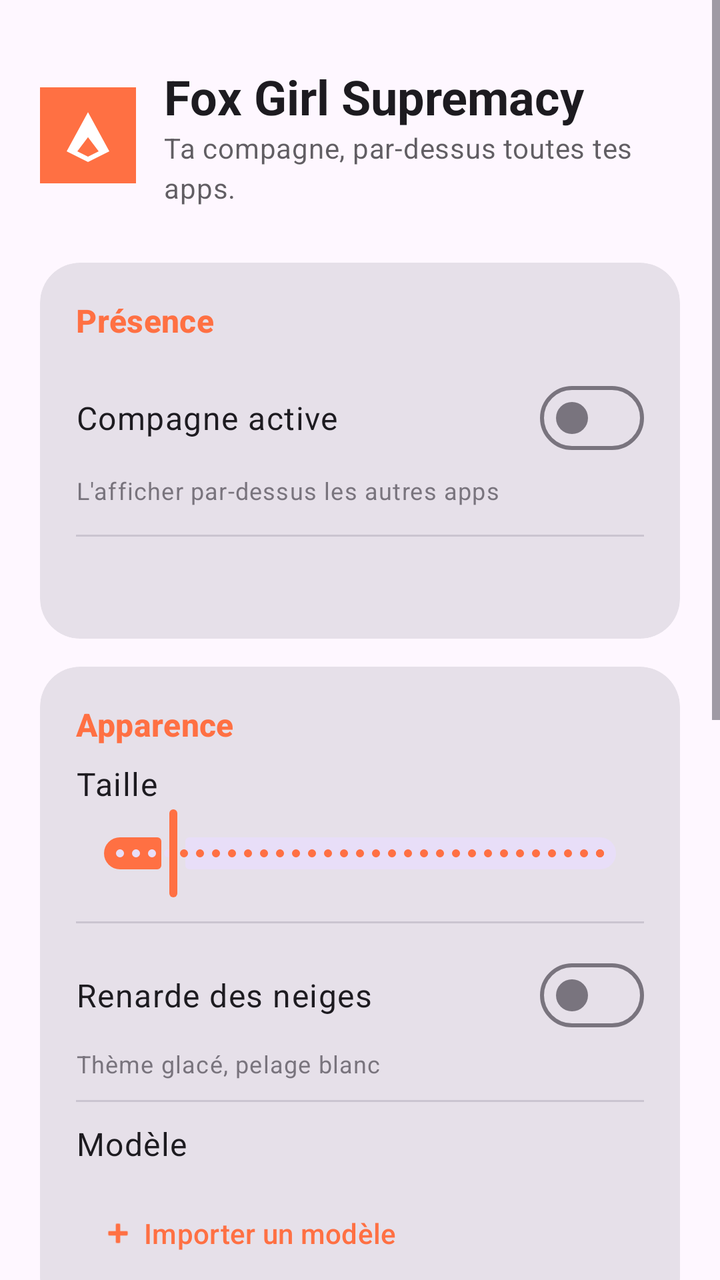
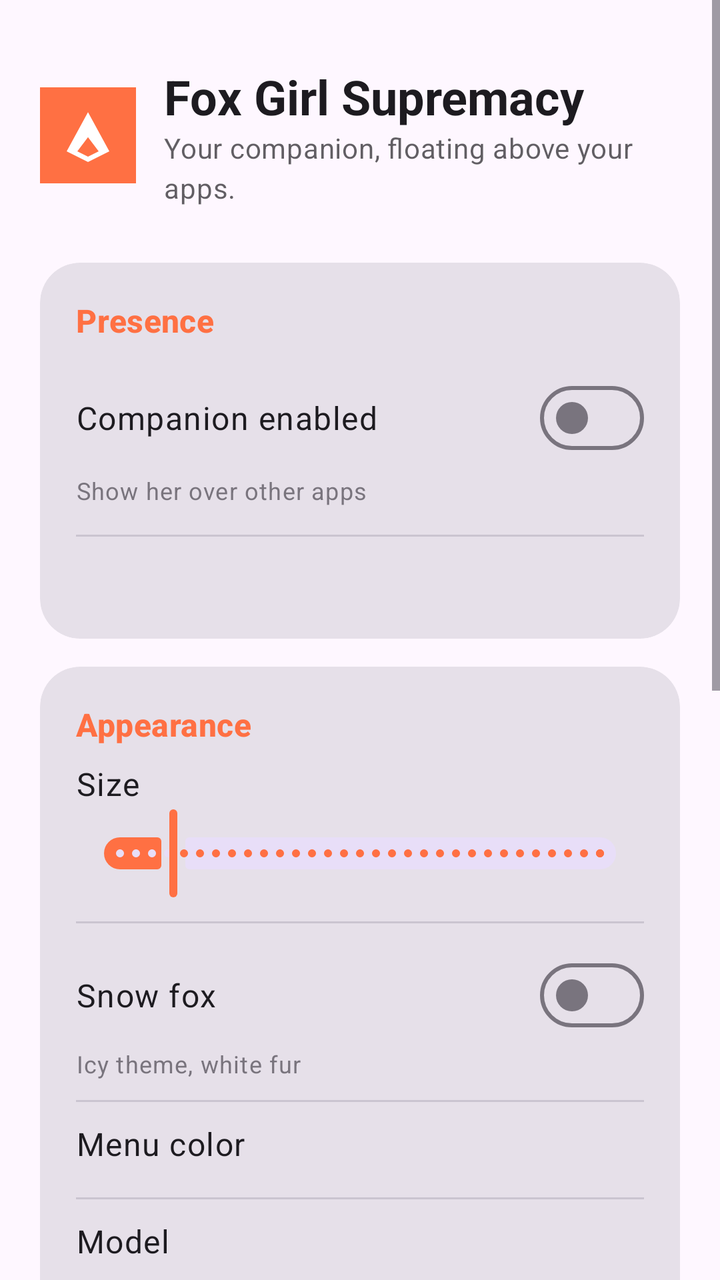

An Android layout rendered at two revisions. The XML below is the earlier revision; the diff shows what the commit changed to produce the second picture.
<!-- AndroidManifest.xml: application theme Theme.FoxGirlSupremacy -->
<!-- res/layout/activity_main.xml -->
<?xml version="1.0" encoding="utf-8"?>
<ScrollView xmlns:android="http://schemas.android.com/apk/res/android"
    xmlns:app="http://schemas.android.com/apk/res-auto"
    android:id="@+id/root_scroll"
    android:layout_width="match_parent"
    android:layout_height="match_parent"
    android:clipToPadding="false"
    android:fillViewport="true">

    <LinearLayout
        android:layout_width="match_parent"
        android:layout_height="wrap_content"
        android:orientation="vertical"
        android:padding="20dp">

        
        <LinearLayout
            android:layout_width="match_parent"
            android:layout_height="wrap_content"
            android:gravity="center_vertical"
            android:orientation="horizontal"
            android:paddingVertical="12dp">

            <ImageView
                android:layout_width="48dp"
                android:layout_height="48dp"
                android:src="@drawable/ic_companion"
                android:contentDescription="@string/app_name" />

            <LinearLayout
                android:layout_width="0dp"
                android:layout_height="wrap_content"
                android:layout_marginStart="14dp"
                android:layout_weight="1"
                android:orientation="vertical">

                <TextView
                    android:layout_width="wrap_content"
                    android:layout_height="wrap_content"
                    android:text="@string/app_name"
                    android:textAppearance="?attr/textAppearanceHeadlineSmall"
                    android:textStyle="bold" />

                <TextView
                    android:layout_width="wrap_content"
                    android:layout_height="wrap_content"
                    android:text="@string/header_subtitle"
                    android:textAppearance="?attr/textAppearanceBodyMedium"
                    android:alpha="0.7" />
            </LinearLayout>
        </LinearLayout>

        
        <com.google.android.material.card.MaterialCardView
            style="@style/Widget.Material3.CardView.Filled"
            android:layout_width="match_parent"
            android:layout_height="wrap_content"
            android:layout_marginTop="16dp"
            app:cardCornerRadius="20dp">

            <LinearLayout
                android:layout_width="match_parent"
                android:layout_height="wrap_content"
                android:orientation="vertical"
                android:padding="18dp">

                <TextView
                    android:layout_width="wrap_content"
                    android:layout_height="wrap_content"
                    android:text="@string/card_state_title"
                    android:textAppearance="?attr/textAppearanceTitleMedium"
                    android:textColor="?attr/colorPrimary"
                    android:textStyle="bold" />

                <com.google.android.material.materialswitch.MaterialSwitch
                    android:id="@+id/switch_companion"
                    android:layout_width="match_parent"
                    android:layout_height="wrap_content"
                    android:layout_marginTop="10dp"
                    android:minHeight="56dp"
                    android:text="@string/switch_companion"
                    android:textAppearance="?attr/textAppearanceBodyLarge" />

                <TextView
                    android:layout_width="wrap_content"
                    android:layout_height="wrap_content"
                    android:text="@string/switch_companion_sub"
                    android:textAppearance="?attr/textAppearanceBodySmall"
                    android:alpha="0.7" />

                <View
                    android:layout_width="match_parent"
                    android:layout_height="1dp"
                    android:layout_marginVertical="14dp"
                    android:background="?attr/colorOutlineVariant" />

                <TextView
                    android:id="@+id/text_permissions"
                    android:layout_width="wrap_content"
                    android:layout_height="wrap_content"
                    android:lineSpacingExtra="4dp"
                    android:textAppearance="?attr/textAppearanceBodyMedium" />

                <com.google.android.material.button.MaterialButton
                    android:id="@+id/button_grant"
                    style="@style/Widget.Material3.Button.TonalButton"
                    android:layout_width="match_parent"
                    android:layout_height="wrap_content"
                    android:layout_marginTop="12dp"
                    android:text="@string/perm_overlay"
                    android:visibility="gone" />
            </LinearLayout>
        </com.google.android.material.card.MaterialCardView>

        
        <com.google.android.material.card.MaterialCardView
            style="@style/Widget.Material3.CardView.Filled"
            android:layout_width="match_parent"
            android:layout_height="wrap_content"
            android:layout_marginTop="14dp"
            app:cardCornerRadius="20dp">

            <LinearLayout
                android:layout_width="match_parent"
                android:layout_height="wrap_content"
                android:orientation="vertical"
                android:padding="18dp">

                <TextView
                    android:layout_width="wrap_content"
                    android:layout_height="wrap_content"
                    android:text="@string/card_appearance_title"
                    android:textAppearance="?attr/textAppearanceTitleMedium"
                    android:textColor="?attr/colorPrimary"
                    android:textStyle="bold" />

                <LinearLayout
                    android:layout_width="match_parent"
                    android:layout_height="wrap_content"
                    android:layout_marginTop="8dp"
                    android:orientation="horizontal">

                    <TextView
                        android:layout_width="0dp"
                        android:layout_height="wrap_content"
                        android:layout_weight="1"
                        android:text="@string/label_size"
                        android:textAppearance="?attr/textAppearanceBodyLarge" />

                    <TextView
                        android:id="@+id/text_size_value"
                        android:layout_width="wrap_content"
                        android:layout_height="wrap_content"
                        android:textAppearance="?attr/textAppearanceBodyLarge"
                        android:textColor="?attr/colorPrimary"
                        android:textStyle="bold" />
                </LinearLayout>

                <com.google.android.material.slider.Slider
                    android:id="@+id/slider_size"
                    android:layout_width="match_parent"
                    android:layout_height="wrap_content"
                    android:stepSize="0.1"
                    android:value="1.0"
                    android:valueFrom="0.5"
                    android:valueTo="5.0" />

                <View
                    android:layout_width="match_parent"
                    android:layout_height="1dp"
                    android:layout_marginVertical="10dp"
                    android:background="?attr/colorOutlineVariant" />

                <com.google.android.material.materialswitch.MaterialSwitch
                    android:id="@+id/switch_snow"
                    android:layout_width="match_parent"
                    android:layout_height="wrap_content"
                    android:minHeight="52dp"
                    android:text="@string/switch_snow"
                    android:textAppearance="?attr/textAppearanceBodyLarge" />

                <TextView
                    android:layout_width="wrap_content"
                    android:layout_height="wrap_content"
                    android:text="@string/switch_snow_sub"
                    android:textAppearance="?attr/textAppearanceBodySmall"
                    android:alpha="0.7" />

                <View
                    android:layout_width="match_parent"
                    android:layout_height="1dp"
                    android:layout_marginVertical="10dp"
                    android:background="?attr/colorOutlineVariant" />

                <TextView
                    android:layout_width="wrap_content"
                    android:layout_height="wrap_content"
                    android:text="@string/label_model"
                    android:textAppearance="?attr/textAppearanceBodyLarge" />

                <com.google.android.material.chip.ChipGroup
                    android:id="@+id/model_group"
                    android:layout_width="match_parent"
                    android:layout_height="wrap_content"
                    android:layout_marginTop="6dp"
                    app:selectionRequired="true"
                    app:singleSelection="true" />

                <LinearLayout
                    android:layout_width="match_parent"
                    android:layout_height="wrap_content"
                    android:orientation="horizontal">

                    <com.google.android.material.button.MaterialButton
                        android:id="@+id/button_import"
                        style="@style/Widget.Material3.Button.TextButton.Icon"
                        android:layout_width="wrap_content"
                        android:layout_height="wrap_content"
                        android:layout_marginTop="4dp"
                        android:text="@string/import_model"
                        app:icon="@android:drawable/ic_input_add" />
                </LinearLayout>
            </LinearLayout>
        </com.google.android.material.card.MaterialCardView>

        
        <com.google.android.material.card.MaterialCardView
            style="@style/Widget.Material3.CardView.Filled"
            android:layout_width="match_parent"
            android:layout_height="wrap_content"
            android:layout_marginTop="14dp"
            android:layout_marginBottom="8dp"
            app:cardCornerRadius="20dp">

            <LinearLayout
                android:layout_width="match_parent"
                android:layout_height="wrap_content"
                android:orientation="vertical"
                android:padding="18dp">

                <TextView
                    android:layout_width="wrap_content"
                    android:layout_height="wrap_content"
                    android:text="@string/card_behavior_title"
                    android:textAppearance="?attr/textAppearanceTitleMedium"
                    android:textColor="?attr/colorPrimary"
                    android:textStyle="bold" />

                <com.google.android.material.materialswitch.MaterialSwitch
                    android:id="@+id/switch_reactions"
                    android:layout_width="match_parent"
                    android:layout_height="wrap_content"
                    android:layout_marginTop="10dp"
                    android:minHeight="52dp"
                    android:text="@string/switch_reactions"
                    android:textAppearance="?attr/textAppearanceBodyLarge" />

                <TextView
                    android:layout_width="wrap_content"
                    android:layout_height="wrap_content"
                    android:text="@string/switch_reactions_sub"
                    android:textAppearance="?attr/textAppearanceBodySmall"
                    android:alpha="0.7" />

                <com.google.android.material.materialswitch.MaterialSwitch
                    android:id="@+id/switch_face_tracking"
                    android:layout_width="match_parent"
                    android:layout_height="wrap_content"
                    android:layout_marginTop="14dp"
                    android:minHeight="52dp"
                    android:text="@string/switch_face_tracking"
                    android:textAppearance="?attr/textAppearanceBodyLarge" />

                <TextView
                    android:layout_width="wrap_content"
                    android:layout_height="wrap_content"
                    android:text="@string/switch_face_tracking_sub"
                    android:textAppearance="?attr/textAppearanceBodySmall"
                    android:alpha="0.7" />

                <com.google.android.material.materialswitch.MaterialSwitch
                    android:id="@+id/switch_wander"
                    android:layout_width="match_parent"
                    android:layout_height="wrap_content"
                    android:layout_marginTop="14dp"
                    android:minHeight="52dp"
                    android:text="@string/switch_wander"
                    android:textAppearance="?attr/textAppearanceBodyLarge" />

                <TextView
                    android:layout_width="wrap_content"
                    android:layout_height="wrap_content"
                    android:text="@string/switch_wander_sub"
                    android:textAppearance="?attr/textAppearanceBodySmall"
                    android:alpha="0.7" />
            </LinearLayout>
        </com.google.android.material.card.MaterialCardView>

        
        <com.google.android.material.card.MaterialCardView
            style="@style/Widget.Material3.CardView.Filled"
            android:layout_width="match_parent"
            android:layout_height="wrap_content"
            android:layout_marginTop="14dp"
            android:layout_marginBottom="8dp"
            app:cardCornerRadius="20dp">

            <LinearLayout
                android:layout_width="match_parent"
                android:layout_height="wrap_content"
                android:orientation="vertical"
                android:padding="18dp">

                <TextView
                    android:layout_width="wrap_content"
                    android:layout_height="wrap_content"
                    android:text="@string/card_anim_title"
                    android:textAppearance="?attr/textAppearanceTitleMedium"
                    android:textColor="?attr/colorPrimary"
                    android:textStyle="bold" />

                <TextView
                    android:layout_width="wrap_content"
                    android:layout_height="wrap_content"
                    android:text="@string/anim_card_hint"
                    android:textAppearance="?attr/textAppearanceBodySmall"
                    android:alpha="0.7" />

                <LinearLayout
                    android:id="@+id/anim_container"
                    android:layout_width="match_parent"
                    android:layout_height="wrap_content"
                    android:layout_marginTop="8dp"
                    android:orientation="vertical" />
            </LinearLayout>
        </com.google.android.material.card.MaterialCardView>

    </LinearLayout>
</ScrollView>
<!-- resources referenced by this layout -->
<resources>
  <!-- drawable ic_companion (drawable) -->
  <vector xmlns:android="http://schemas.android.com/apk/res/android"
      android:width="108dp"
      android:height="108dp"
      android:viewportWidth="108"
      android:viewportHeight="108">
      <path
          android:fillColor="#FF7043"
          android:pathData="M0,0h108v108h-108z" />
      
      <path
          android:fillColor="#FFFFFF"
          android:pathData="M54,28 L78,72 L54,84 L30,72 Z" />
      <path
          android:fillColor="#FF7043"
          android:pathData="M54,56 L66,72 L54,78 L42,72 Z" />
  </vector>
  <string name="anim_card_hint">Touche le nom pour voir l\'anim ; assigne-la à une action (poids = fréquence).</string>
  <string name="app_name">Fox Girl Supremacy</string>
  <string name="card_anim_title">Animations</string>
  <string name="card_appearance_title">Apparence</string>
  <string name="card_behavior_title">Comportement</string>
  <string name="card_state_title">Présence</string>
  <string name="header_subtitle">Ta compagne, par-dessus toutes tes apps.</string>
  <string name="import_model">Importer un modèle</string>
  <string name="label_model">Modèle</string>
  <string name="label_size">Taille</string>
  <string name="perm_overlay">Affichage par-dessus les apps</string>
  <string name="switch_companion">Compagne active</string>
  <string name="switch_companion_sub">L\'afficher par-dessus les autres apps</string>
  <string name="switch_face_tracking">Face tracking</string>
  <string name="switch_face_tracking_sub">La compagne suit les mouvements de ta tête et tes yeux (caméra frontale)</string>
  <string name="switch_reactions">Réactions au toucher</string>
  <string name="switch_reactions_sub">Elle réagit quand on la touche</string>
  <string name="switch_snow">Renarde des neiges</string>
  <string name="switch_snow_sub">Thème glacé, pelage blanc</string>
  <string name="switch_wander">Déambulation</string>
  <string name="switch_wander_sub">Elle se balade en bas de l\'écran</string>
  <style name="Theme.FoxGirlSupremacy" parent="Theme.Material3.DayNight.NoActionBar">
          <item name="colorPrimary">@color/fox_orange</item>
          <item name="colorOnPrimary">@color/white</item>
          <item name="colorPrimaryContainer">@color/fox_cream</item>
          <item name="colorOnPrimaryContainer">@color/fox_orange_dark</item>
          <item name="colorSecondary">@color/fox_pink</item>
          <item name="colorOnSecondary">@color/white</item>
      </style>
  <color name="fox_orange">#FF7043</color>
  <color name="white">#FFFFFF</color>
  <color name="fox_cream">#FFF3E0</color>
  <color name="fox_orange_dark">#E64A19</color>
  <color name="fox_pink">#EC407A</color>
</resources>

<!-- the commit's change to res/layout/activity_main.xml (unified diff, before → after) -->
@@ -185,6 +185,25 @@
                     android:text="@string/switch_snow_sub"
                     android:textAppearance="?attr/textAppearanceBodySmall"
                     android:alpha="0.7" />
+
+                <View
+                    android:layout_width="match_parent"
+                    android:layout_height="1dp"
+                    android:layout_marginVertical="10dp"
+                    android:background="?attr/colorOutlineVariant" />
+
+                <TextView
+                    android:layout_width="wrap_content"
+                    android:layout_height="wrap_content"
+                    android:text="@string/menu_color_title"
+                    android:textAppearance="?attr/textAppearanceBodyLarge" />
+
+                <com.google.android.material.chip.ChipGroup
+                    android:id="@+id/menu_color_group"
+                    android:layout_width="match_parent"
+                    android:layout_height="wrap_content"
+                    android:layout_marginTop="6dp"
+                    app:singleSelection="true" />
 
                 <View
                     android:layout_width="match_parent"
<!-- resource entries referenced after the edit -->
@@ -17,27 +17,28 @@
           android:fillColor="#FF7043"
           android:pathData="M54,56 L66,72 L54,78 L42,72 Z" />
   </vector>
-  <string name="anim_card_hint">Touche le nom pour voir l\'anim ; assigne-la à une action (poids = fréquence).</string>
+  <string name="anim_card_hint">Tap a name to preview an animation; assign it to an action (weight = frequency).</string>
   <string name="app_name">Fox Girl Supremacy</string>
   <string name="card_anim_title">Animations</string>
-  <string name="card_appearance_title">Apparence</string>
-  <string name="card_behavior_title">Comportement</string>
-  <string name="card_state_title">Présence</string>
-  <string name="header_subtitle">Ta compagne, par-dessus toutes tes apps.</string>
-  <string name="import_model">Importer un modèle</string>
-  <string name="label_model">Modèle</string>
-  <string name="label_size">Taille</string>
-  <string name="perm_overlay">Affichage par-dessus les apps</string>
-  <string name="switch_companion">Compagne active</string>
-  <string name="switch_companion_sub">L\'afficher par-dessus les autres apps</string>
+  <string name="card_appearance_title">Appearance</string>
+  <string name="card_behavior_title">Behavior</string>
+  <string name="card_state_title">Presence</string>
+  <string name="header_subtitle">Your companion, floating above your apps.</string>
+  <string name="import_model">Import model</string>
+  <string name="label_model">Model</string>
+  <string name="label_size">Size</string>
+  <string name="menu_color_title">Menu color</string>
+  <string name="perm_overlay">Display over other apps</string>
+  <string name="switch_companion">Companion enabled</string>
+  <string name="switch_companion_sub">Show her over other apps</string>
   <string name="switch_face_tracking">Face tracking</string>
-  <string name="switch_face_tracking_sub">La compagne suit les mouvements de ta tête et tes yeux (caméra frontale)</string>
-  <string name="switch_reactions">Réactions au toucher</string>
-  <string name="switch_reactions_sub">Elle réagit quand on la touche</string>
-  <string name="switch_snow">Renarde des neiges</string>
-  <string name="switch_snow_sub">Thème glacé, pelage blanc</string>
-  <string name="switch_wander">Déambulation</string>
-  <string name="switch_wander_sub">Elle se balade en bas de l\'écran</string>
+  <string name="switch_face_tracking_sub">Your companion follows your head and eye movements (front camera)</string>
+  <string name="switch_reactions">Touch reactions</string>
+  <string name="switch_reactions_sub">She reacts when you touch her</string>
+  <string name="switch_snow">Snow fox</string>
+  <string name="switch_snow_sub">Icy theme, white fur</string>
+  <string name="switch_wander">Wandering</string>
+  <string name="switch_wander_sub">She walks around near the bottom of the screen</string>
   <style name="Theme.FoxGirlSupremacy" parent="Theme.Material3.DayNight.NoActionBar">
           <item name="colorPrimary">@color/fox_orange</item>
           <item name="colorOnPrimary">@color/white</item>
